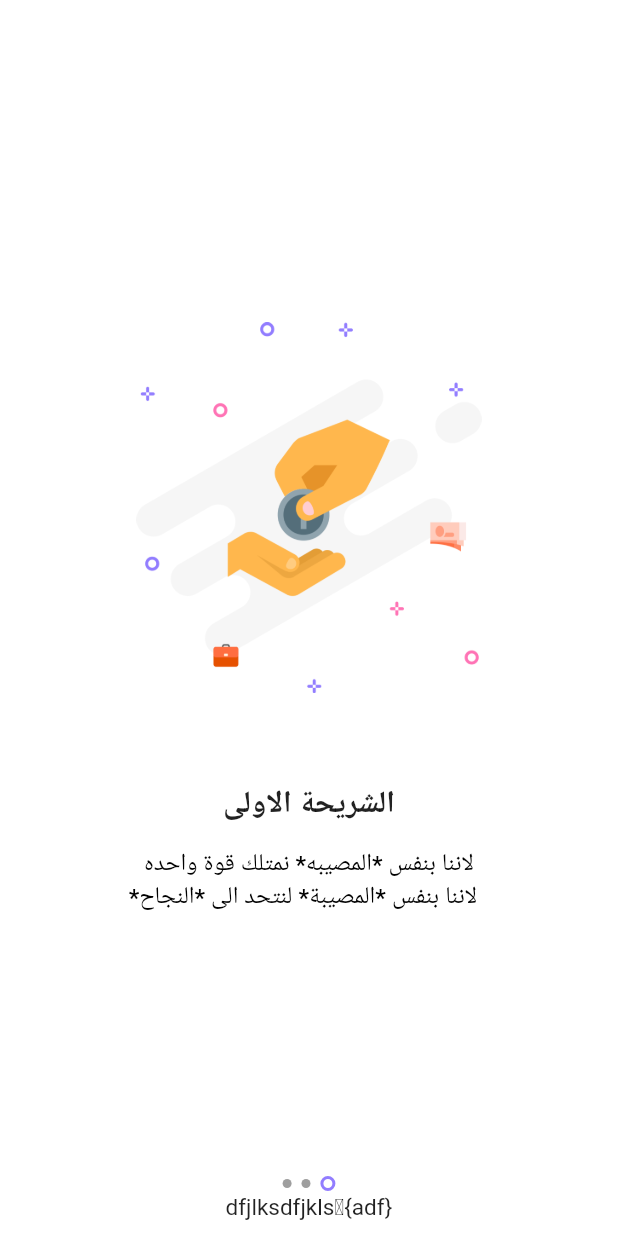
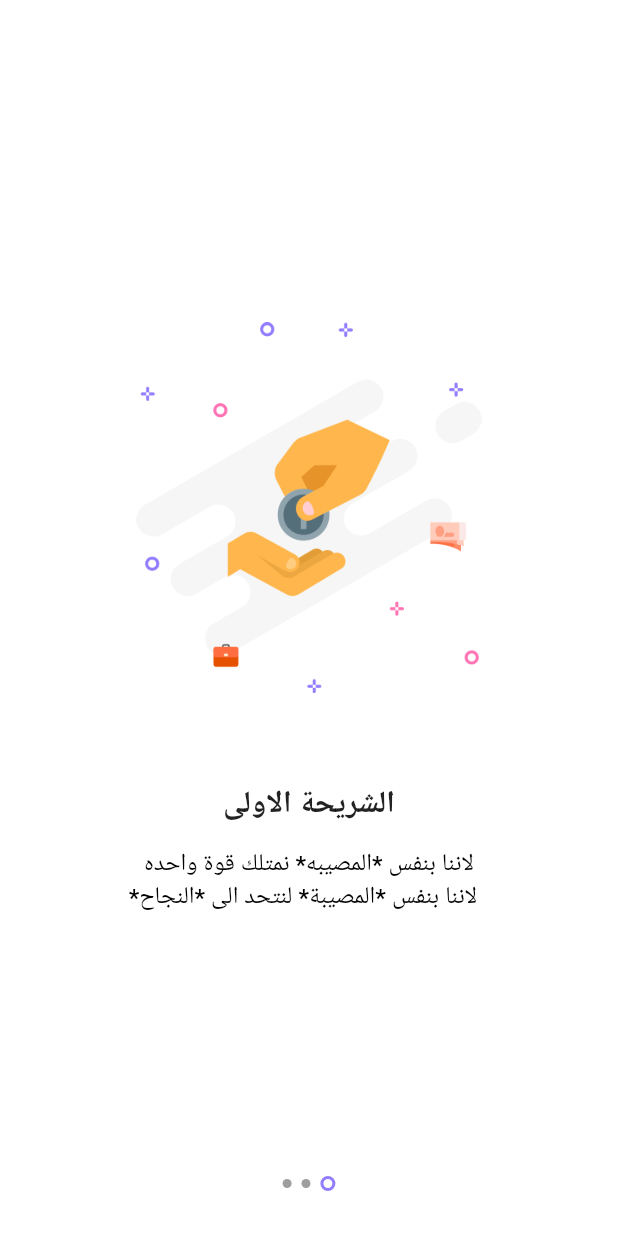
Before and after one commit to thebaron21/books, a Flutter app: the screen it shows after launch, on a phone screen of 412 x 824 dp. Run offline on Flutter 3.47's test engine with Material 2 defaults, Android fonts, the phone set to English and light mode, and no system bars; our stand-ins replace cloud_firestore, firebase_auth, firebase_core, firebase_storage, google_fonts, hive and 4 more; missing offline and left inert: flutter_search_bar; accounts and stored records are empty; Roboto replaces fonts that are missing (Tajawal).

```diff
--- a/lib/src/ui/slider_layout_view.dart
+++ b/lib/src/ui/slider_layout_view.dart
@@ -65,7 +65,6 @@ class _SliderLayoutViewState extends State<SliderLayoutView> {
           child: Stack(
             alignment: AlignmentDirectional.bottomCenter,
             children: <Widget>[
-              Text("dfjlksdfjkls\b{adf}"),
               PageView.builder(
                 scrollDirection: Axis.horizontal,
                 controller: _pageController,
```
Also changed, not shown: lib/src/home.dart (+7 -4 lines).
